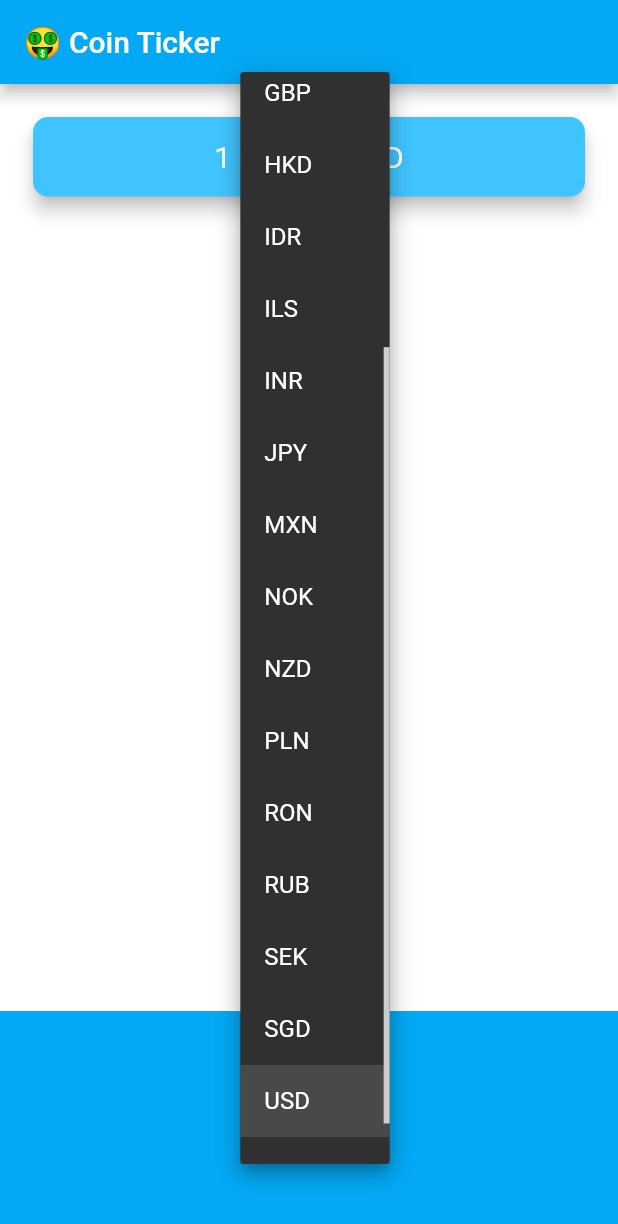
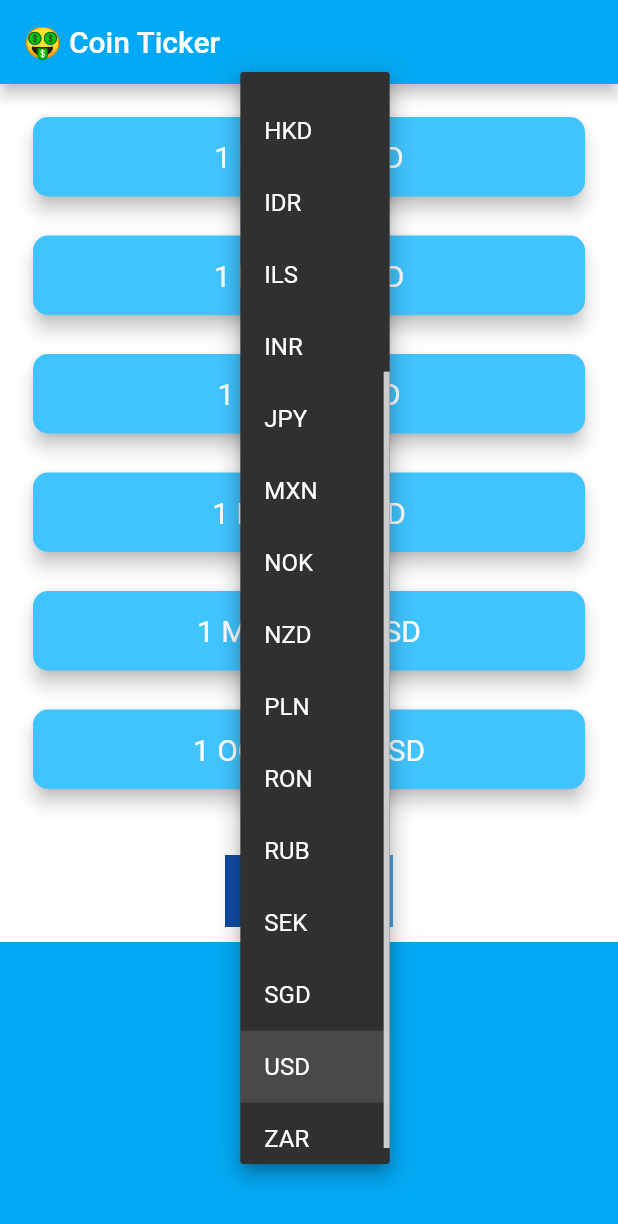
Before and after one commit to miikhaaeel/bitcoin-ticker, a Flutter app: the screen it shows after launch, after a tap on "USD", on a phone screen of 412 x 824 dp. Shown: the top 1224 px of the screen. Run offline on Flutter 3.47's test engine with Material 2 defaults, Android fonts, the phone set to English and light mode, and no system bars; network calls fail.

Commit message:
refactored getData

```diff
--- a/lib/coin_data.dart
+++ b/lib/coin_data.dart
@@ -2,8 +2,9 @@ import 'package:http/http.dart' as http;
 import 'dart:convert';
 
 const kHeader = 'X-CoinAPI-Key';
-const kApiKey = '99B3277D-DEFF-4C5E-8E94-42D7FC46EE2E';
-
+const kApiKey = 'D0963E8F-25F0-4774-B282-62A2ABDC4E58';
+//99B3277D-DEFF-4C5E-8E94-42D7FC46EE2E
+//D0963E8F-25F0-4774-B282-62A2ABDC4E58
 const List<String> currenciesList = [
   'AUD',
   'BRL',
@@ -32,25 +33,33 @@ const List<String> cryptoList = [
   'BTC',
   'ETH',
   'LTC',
+  'BCH',
+  'MATIC',
+  'OCEAN'
 ];
 
 class CoinData {
-  final String? currency;
-  final String? coin;
-  CoinData({this.coin, this.currency});
+  Future getCoinData(String selectedCurrency) async {
+    Map<String, String> cryptoPrices = {};
 
-  Future getCoinData() async {
+    for (var crypto in cryptoList) {
       http.Response response = await http.get(
-      Uri.parse("https://rest.coinapi.io/v1/exchangerate/$coin/$currency"),
+        Uri.parse(
+            "https://rest.coinapi.io/v1/exchangerate/$crypto/$selectedCurrency"),
         headers: {kHeader: kApiKey},
       );
+
       if (response.statusCode == 200) {
         String data = response.body;
         var decodedData = jsonDecode(data);
-      var lastPrice = decodedData['rate'];
-      return lastPrice;
+        print(decodedData);
+        double lastPrice = decodedData['rate'];
+        cryptoPrices[crypto] = lastPrice.toStringAsFixed(0);
       } else {
         print(response.statusCode);
+        throw 'Problem with the get request';
       }
     }
+    return cryptoPrices;
   }
+}
--- /dev/null
+++ b/lib/crypto_card.dart
@@ -0,0 +1,37 @@
+import 'package:flutter/material.dart';
+class CryptoCard extends StatelessWidget {
+  const CryptoCard({
+    required this.cryptoCurrency,
+    required this.coinValue,
+    required this.currency,
+  });
+
+  final String coinValue;
+  final String currency;
+  final String cryptoCurrency;
+
+  @override
+  Widget build(BuildContext context) {
+    return Padding(
+      padding: EdgeInsets.fromLTRB(18.0, 18.0, 18.0, 0),
+      child: Card(
+        color: Colors.lightBlueAccent,
+        elevation: 5.0,
+        shape: RoundedRectangleBorder(
+          borderRadius: BorderRadius.circular(10.0),
+        ),
+        child: Padding(
+          padding: EdgeInsets.symmetric(vertical: 15.0, horizontal: 28.0),
+          child: Text(
+            '1 $cryptoCurrency = $coinValue $currency',
+            textAlign: TextAlign.center,
+            style: TextStyle(
+              fontSize: 20.0,
+              color: Colors.white,
+            ),
+          ),
+        ),
+      ),
+    );
+  }
+}
--- a/lib/price_screen.dart
+++ b/lib/price_screen.dart
@@ -1,8 +1,8 @@
 import 'dart:io' show Platform;
-
 import 'package:flutter/cupertino.dart';
 import 'package:flutter/material.dart';
 import 'coin_data.dart';
+import 'crypto_card.dart';
 
 class PriceScreen extends StatefulWidget {
   @override
@@ -10,9 +10,8 @@ class PriceScreen extends StatefulWidget {
 }
 
 class _PriceScreenState extends State<PriceScreen> {
-  String selectedValue = 'USD';
-  String bitCoinValue = '?';
-  String coin = 'BTC';
+  String selectedCurrency = 'USD';
+  String coinValue = '?';
 
   @override
   void initState() {
@@ -47,11 +46,11 @@ class _PriceScreenState extends State<PriceScreen> {
 
   DropdownButton getDropDownButton() {
     return DropdownButton(
-      value: selectedValue,
+      value: selectedCurrency,
       items: getDropDownItem(),
       onChanged: (value) {
         setState(() {
-          selectedValue = value as String;
+          selectedCurrency = value as String;
         });
         getData();
       },
@@ -69,13 +68,33 @@ class _PriceScreenState extends State<PriceScreen> {
     );
   }
 
+  bool isWaiting = false;
+  Map<String, String> coinValues = {};
   void getData() async {
-    bitCoinValue = '?';
-    CoinData coinData = CoinData(coin: coin, currency: selectedValue);
-    double data = await coinData.getCoinData();
+    isWaiting = true;
+    CoinData coinData = CoinData();
+    var data = await coinData.getCoinData(selectedCurrency);
+    isWaiting = false;
     setState(() {
-      bitCoinValue = data.toStringAsFixed(0);
+      coinValues = data;
     });
+  }
+
+  Column makeCards() {
+    List<CryptoCard> cryptoCards = [];
+    for (String crypto in cryptoList) {
+      cryptoCards.add(
+        CryptoCard(
+          cryptoCurrency: crypto,
+          currency: selectedCurrency,
+          coinValue: isWaiting ? '?' : coinValues[crypto] as String,
+        ),
+      );
+    }
+    return Column(
+      crossAxisAlignment: CrossAxisAlignment.stretch,
+      children: cryptoCards,
+    );
   }
 
   @override
@@ -85,47 +104,69 @@ class _PriceScreenState extends State<PriceScreen> {
         title: Text('🤑 Coin Ticker'),
       ),
       body: Column(
-        mainAxisAlignment: MainAxisAlignment.spaceBetween,
+        mainAxisAlignment: MainAxisAlignment.start,
         crossAxisAlignment: CrossAxisAlignment.stretch,
         children: <Widget>[
+          makeCards(),
+          SizedBox(
+            height: 40,
+          ),
           Padding(
-            padding: EdgeInsets.fromLTRB(18.0, 18.0, 18.0, 0),
-            child: Card(
-              color: Colors.lightBlueAccent,
-              elevation: 5.0,
-              shape: RoundedRectangleBorder(
-                borderRadius: BorderRadius.circular(10.0),
-              ),
-              child: Padding(
-                padding: EdgeInsets.symmetric(vertical: 15.0, horizontal: 28.0),
-                child: Text(
-                  '1 $coin = $bitCoinValue $selectedValue',
-                  textAlign: TextAlign.center,
-                  style: TextStyle(
-                    fontSize: 20.0,
-                    color: Colors.white,
+            padding: const EdgeInsets.only(left: 150, right: 150, bottom: 10),
+            child: Stack(
+              children: <Widget>[
+                Positioned.fill(
+                  child: Container(
+                    decoration: const BoxDecoration(
+                      gradient: LinearGradient(
+                        colors: <Color>[
+                          Color(0xFF0D47A1),
+                          Color(0xFF1976D2),
+                          Color(0xFF42A5F5),
+                        ],
                       ),
                     ),
                   ),
                 ),
+                Center(
+                  child: TextButton(
+                    style: TextButton.styleFrom(
+                      padding: const EdgeInsets.all(10.0),
+                      primary: Colors.white,
+                      textStyle: const TextStyle(fontSize: 20),
                     ),
-          TextButton(
-              onPressed: getData,
+                    onPressed: () {
+                      getData();
+                    },
+                    child: const Text('Reload'),
+                  ),
+                ),
+              ],
+            ),
+          ),
+          Expanded(
             child: Container(
-                color: Colors.amber,
-                height: 30,
-                width: 30,
-              )),
-          Container(
               height: 150.0,
               alignment: Alignment.center,
               padding: EdgeInsets.only(bottom: 30.0),
               color: Colors.lightBlue,
-            child:
-                Platform.isAndroid ? getDropDownButton() : getCupertinoPicker(),
+              child: Platform.isAndroid
+                  ? getDropDownButton()
+                  : getCupertinoPicker(),
+            ),
           ),
         ],
       ),
     );
   }
 }
+//  TextButton(style: ButtonStyle(),
+//             onPressed: getData,
+//             child: Container(
+//               color: Colors.amber,
+//               child: Center(child: Text('Reload',style: ,),),
+
+//               height: 30,
+//               width: 100,
+//             ),
+//           ),
```
Also changed, not shown: lib/constants.dart (deleted). Lines whose indentation alone changed are shown as unchanged.
